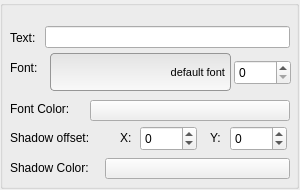
Old version of the form Tools/UIEditor/UI/uitextfieldpropertygridwidget.ui in the repository xaoctech/dava.engine.
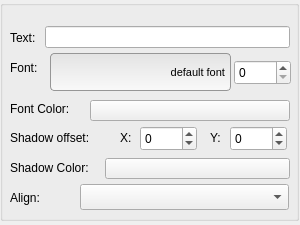
New version of the form. Custom widgets are drawn as their Qt base class.

Commit message: [DF-875] changes in ui (textPropertyWidget)

Diff of the .ui file:
```diff
--- a/Tools/UIEditor/UI/uitextfieldpropertygridwidget.ui
+++ b/Tools/UIEditor/UI/uitextfieldpropertygridwidget.ui
@@ -7,13 +7,13 @@
     <x>0</x>
     <y>0</y>
     <width>300</width>
-    <height>190</height>
+    <height>225</height>
    </rect>
   </property>
   <property name="minimumSize">
    <size>
     <width>300</width>
-    <height>190</height>
+    <height>225</height>
    </size>
   </property>
   <property name="windowTitle">
@@ -25,7 +25,7 @@
      <x>0</x>
      <y>0</y>
      <width>299</width>
-     <height>189</height>
+     <height>221</height>
     </rect>
    </property>
    <property name="title">
@@ -211,6 +211,29 @@
      <string>Shadow offset:</string>
     </property>
    </widget>
+   <widget class="QComboBox" name="alignComboBox">
+    <property name="geometry">
+     <rect>
+      <x>80</x>
+      <y>184</y>
+      <width>209</width>
+      <height>26</height>
+     </rect>
+    </property>
+   </widget>
+   <widget class="QLabel" name="AlignLabel">
+    <property name="geometry">
+     <rect>
+      <x>10</x>
+      <y>190</y>
+      <width>62</width>
+      <height>16</height>
+     </rect>
+    </property>
+    <property name="text">
+     <string>Align:</string>
+    </property>
+   </widget>
   </widget>
  </widget>
  <customwidgets>
```
The commit also changes 4 other files.
